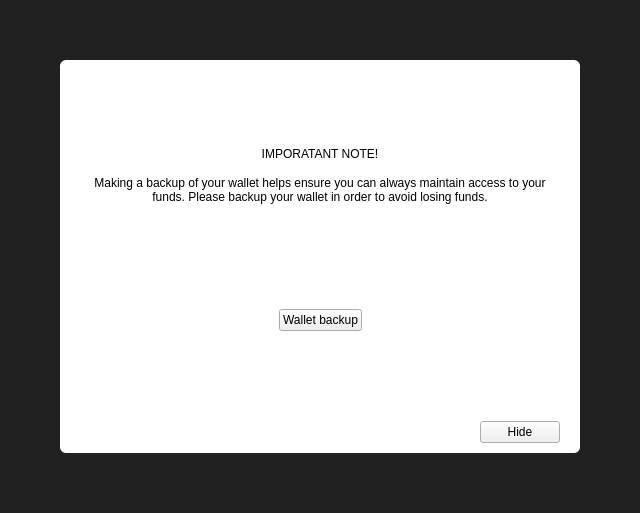
First picture: the form in src/qt/forms/modaloverlay.ui, repository Hydra-Chain/node, before the edit.
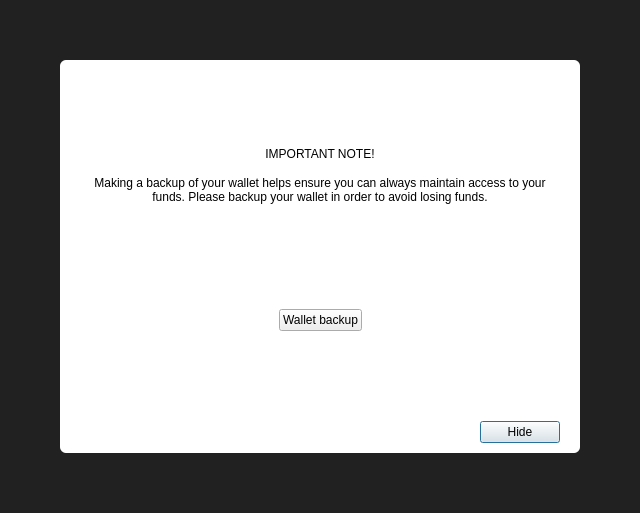
Second picture: the form after the edit. The open tabs and pages were chosen to show the change. Icons and pictures are not drawn. Custom widgets are drawn as their Qt base class.

What changed in the file:
```diff
--- a/src/qt/forms/modaloverlay.ui
+++ b/src/qt/forms/modaloverlay.ui
@@ -420,7 +420,7 @@
              <item>
               <widget class="QLabel" name="labelNote">
                <property name="text">
-                <string>IMPORATANT NOTE!</string>
+                <string>IMPORTANT NOTE!</string>
                </property>
                <property name="alignment">
                 <set>Qt::AlignCenter</set>
@@ -536,6 +536,12 @@
              <property name="text">
               <string>Hide</string>
              </property>
+             <property name="focusPolicy">
+              <enum>Qt::StrongFocus</enum>
+             </property>
+             <property name="default">
+              <bool>true</bool>
+             </property>
             </widget>
            </item>
           </layout>
```
